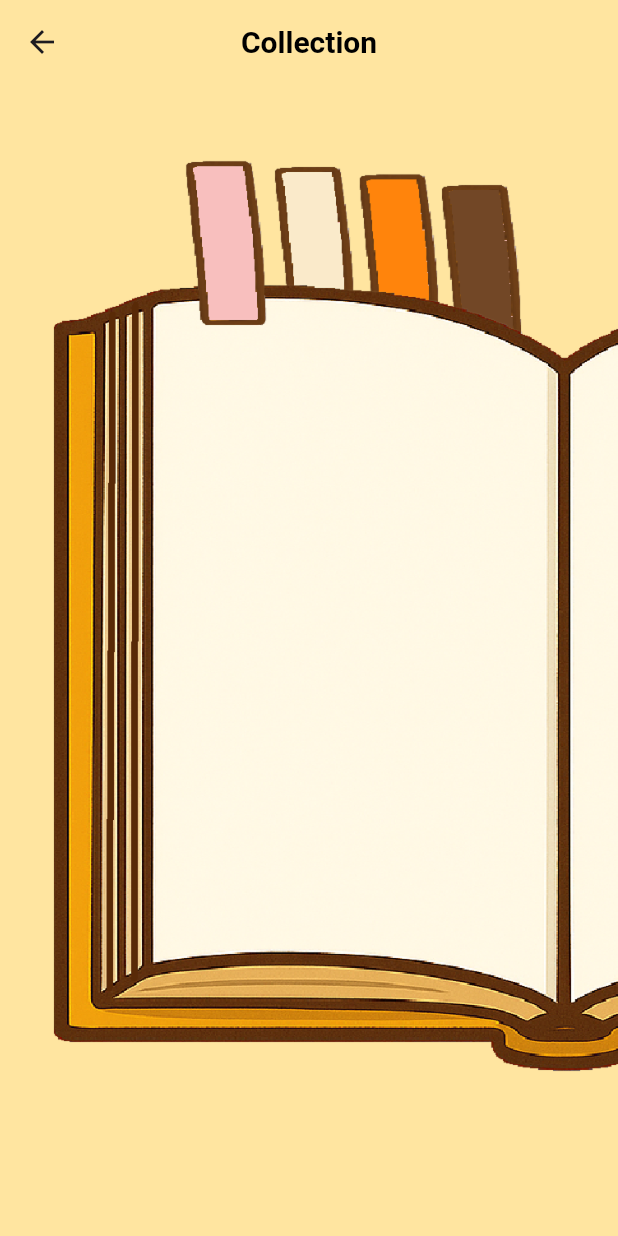
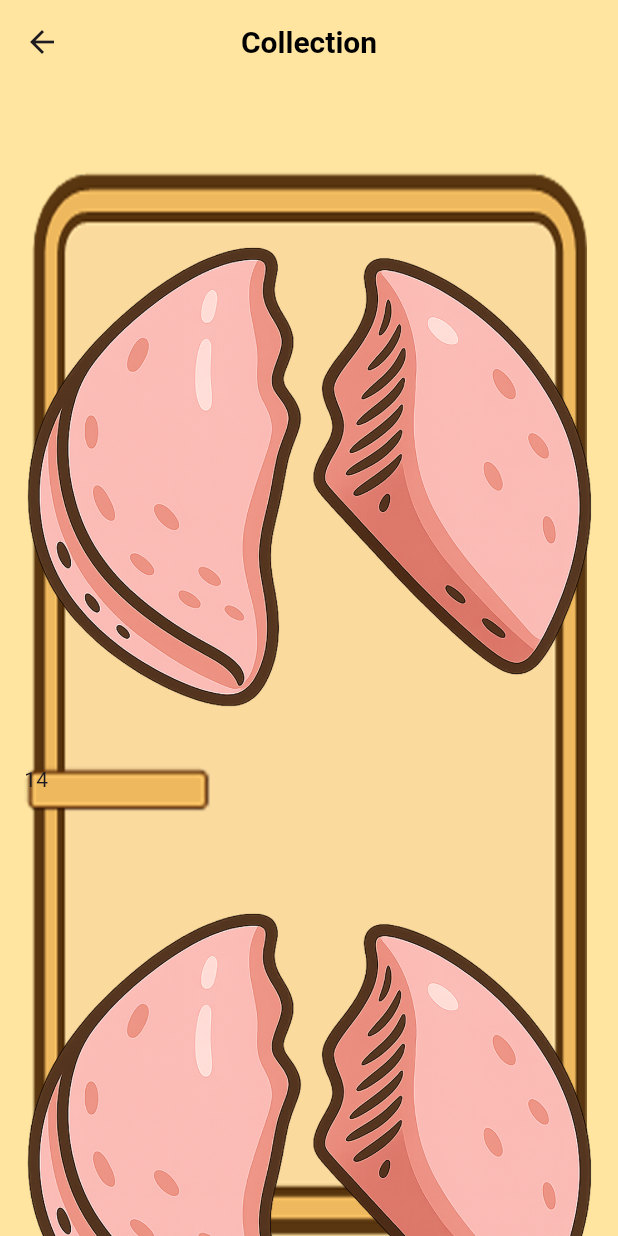
Before and after one commit to corangg/Cookie, a Flutter app: the _CollectionBody screen opened directly, on a phone screen of 412 x 824 dp. Run offline on Flutter 3.47's test engine with Material 3 defaults, Android fonts, the phone set to English and light mode, and no system bars; our stand-ins replace drift, get_it; missing offline and left inert: dart:ffi; accounts and stored records are empty; generated files the repository leaves out were written again.

Commit message:
Add: CollectionScreen 리스트뷰 추가

```diff
--- a/lib/screen/collection_screen.dart
+++ b/lib/screen/collection_screen.dart
@@ -1,7 +1,8 @@
 import 'package:cookie/di/injection.dart';
 import 'package:cookie/viewmodel/collection_view_model.dart';
-import 'package:core/values/app_assets.dart';
+import 'package:cookie/widgets/collection_background_widget.dart';
 import 'package:core/values/app_color.dart';
+import 'package:core/values/app_string.dart';
 import 'package:flutter/material.dart';
 import 'package:provider/provider.dart';
 
@@ -56,15 +57,23 @@ class _CollectionBodyState extends State<_CollectionBody> with SingleTickerProvi
   }
 
   Widget _buildBody() {
+    final screenWidth = MediaQuery.of(context).size.width;
+    final screenHeight = MediaQuery.of(context).size.height;
     return Stack(
       children: [
-        Align(
-          alignment: Alignment.centerRight,       // 가로: 오른쪽, 세로: 중앙
+        /*Align(
+          alignment: Alignment.bottomCenter,       // 가로: 오른쪽, 세로: 중앙
           child: Image.asset(
-            AppAssets.imgCollectionCheeringHalf,
-            fit: BoxFit.fitWidth,
+            AppAssets.imgCollectionBackgroundTop,
+            fit: BoxFit.fitHeight,
           ),
-        ),
+        ),*/
+        Positioned(
+            top: screenHeight * 0.07,
+            left: 0,
+            right: 0,
+            bottom: 0,
+            child: CollectionWidget(items: AppStrings.cheeringCollectionList))
       ],
     );
   }
--- /dev/null
+++ b/lib/widgets/collection_background_widget.dart
@@ -0,0 +1,101 @@
+import 'package:core/values/app_assets.dart';
+import 'package:core/values/app_string.dart';
+import 'package:domain/model/models.dart';
+import 'package:flutter/cupertino.dart';
+import 'package:core/util/util.dart';
+
+class CollectionWidget extends StatefulWidget {
+  final List<String> items;
+
+  const CollectionWidget({super.key, required this.items});
+
+  @override
+  State<CollectionWidget> createState() => _CollectionBackgroundWidget();
+}
+
+class _CollectionBackgroundWidget extends State<CollectionWidget> {
+  final ScrollController _controller = ScrollController();
+
+  @override
+  void initState() {
+    super.initState();
+    _controller.addListener(() => setState(() {}));
+  }
+
+  @override
+  void dispose() {
+    _controller.dispose();
+    super.dispose();
+  }
+
+  @override
+  Widget build(BuildContext context) {
+    final screenWidth = MediaQuery.of(context).size.width;
+    final screenHeight = MediaQuery.of(context).size.height;
+    final maxScroll = _controller.hasClients ? _controller.position.maxScrollExtent : 0.0;
+    final scrollFraction = maxScroll > 0 ? (_controller.offset.clamp(0.0, maxScroll) / maxScroll) : 0.0;
+    final yAlignment = scrollFraction * 2 - 1;
+    final test = CollectionData(type: CookieType.fromCode(1), no: 14, date: createTodayDate());
+
+    return Stack(
+      children: [
+        Align(
+          alignment: Alignment(0, yAlignment),
+          child: Image.asset(
+            AppAssets.imgCollectionBackground,
+            width: screenWidth * 0.9,
+            height: screenHeight,
+            fit: BoxFit.fill,
+          ),
+        ),
+        ListView.builder(
+          controller: _controller,
+          itemCount: widget.items.length,
+          itemBuilder: (context, index) {
+            return Container(
+              padding: const EdgeInsets.all(16),
+              child: _itemCollectionData(test, screenWidth*0.3)
+            );
+          },
+        ),
+      ],
+    );
+  }
+
+  Widget _collectionGridView(List<String> list) {
+    return GridView.builder(
+        gridDelegate: const SliverGridDelegateWithFixedCrossAxisCount(crossAxisCount: 3,),
+        itemCount: list.length,
+        itemBuilder: (context, index) {
+          return Container(
+            padding: const EdgeInsets.all(16),
+            child: Image.asset(
+              AppAssets.imgCookieCheering1,
+              width: 124,
+              height: 124,
+            ),
+          );
+        });
+  }
+
+  Widget _itemCollectionData(CollectionData data, double width){
+    final openCookieImg = AppAssets.imgTypeOpenCookie(data.type.code);
+    return SizedBox(width: width,child: Column(
+      crossAxisAlignment: CrossAxisAlignment.start,
+      children: [
+        Image.asset(
+          openCookieImg,
+          fit: BoxFit.fitWidth,
+        ),
+        Stack(
+          children: [
+            Image.asset(AppAssets.imgCollectionNo, fit:BoxFit.fitWidth),
+            Text('${data.no}')
+          ],
+        )
+      ],
+
+    ),
+    );
+  }
+}
--- a/packages/core/lib/values/app_assets.dart
+++ b/packages/core/lib/values/app_assets.dart
@@ -28,4 +28,16 @@ class AppAssets {
 
   static const imgCollectionCheering = 'assets/img/img_collection_cheering.png';
   static const imgCollectionCheeringHalf = 'assets/img/img_collection_cheering_half.png';
+  static const imgCollectionBackground = 'assets/img/img_collection_background.png';
+  static const imgCollectionBackgroundTop = 'assets/img/img_collection_background_top.png';
+  static const imgCollectionNo = 'assets/img/img_collection_no.png';
+
+  static String imgTypeOpenCookie(int type) {
+    return switch (type) {
+      1 => imgCookieCheering6,
+      2 => imgCookieComfort6,
+      3 => imgCookiePassion6,
+      _ => throw ArgumentError('알 수 없는 CookieType: $type'),
+    };
+  }
 }
--- a/packages/core/lib/values/app_string.dart
+++ b/packages/core/lib/values/app_string.dart
@@ -32,6 +32,12 @@ class AppStrings {
     'cheeringTest4',
     'cheeringTest5',
     'cheeringTest6',
+    'cheeringTest7',
+    'cheeringTest8',
+    'cheeringTest9',
+    'cheeringTest10',
+    'cheeringTest11',
+    'cheeringTest12',
   ];
 
   static List<String> comfortCollectionList = [
--- a/pubspec.yaml
+++ b/pubspec.yaml
@@ -98,6 +98,9 @@ flutter:
     - assets/img/img_cookie_sermon_1.png
     - assets/img/img_collection_cheering.png
     - assets/img/img_collection_cheering_half.png
+    - assets/img/img_collection_background.png
+    - assets/img/img_collection_background_top.png
+    - assets/img/img_collection_no.png
   # The following line ensures that the Material Icons font is
   # included with your application, so that you can use the icons in
   # the material Icons class.
```
Also changed, not shown: assets/img/img_collection_background.png (added), assets/img/img_collection_background_top.png (added), assets/img/img_collection_no.png (added).
